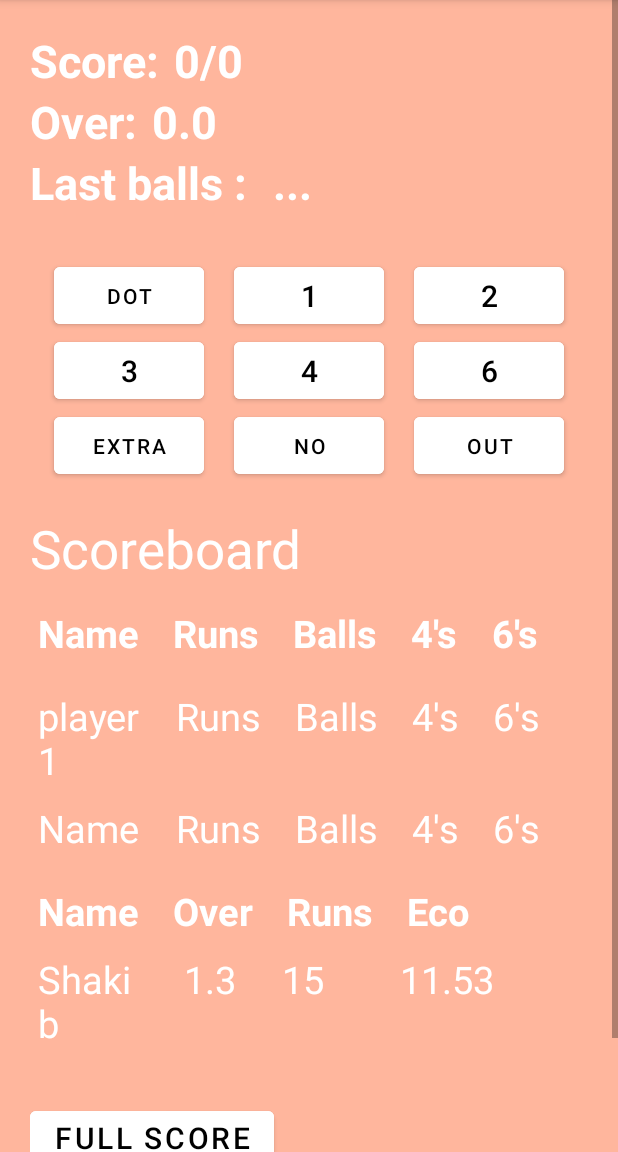
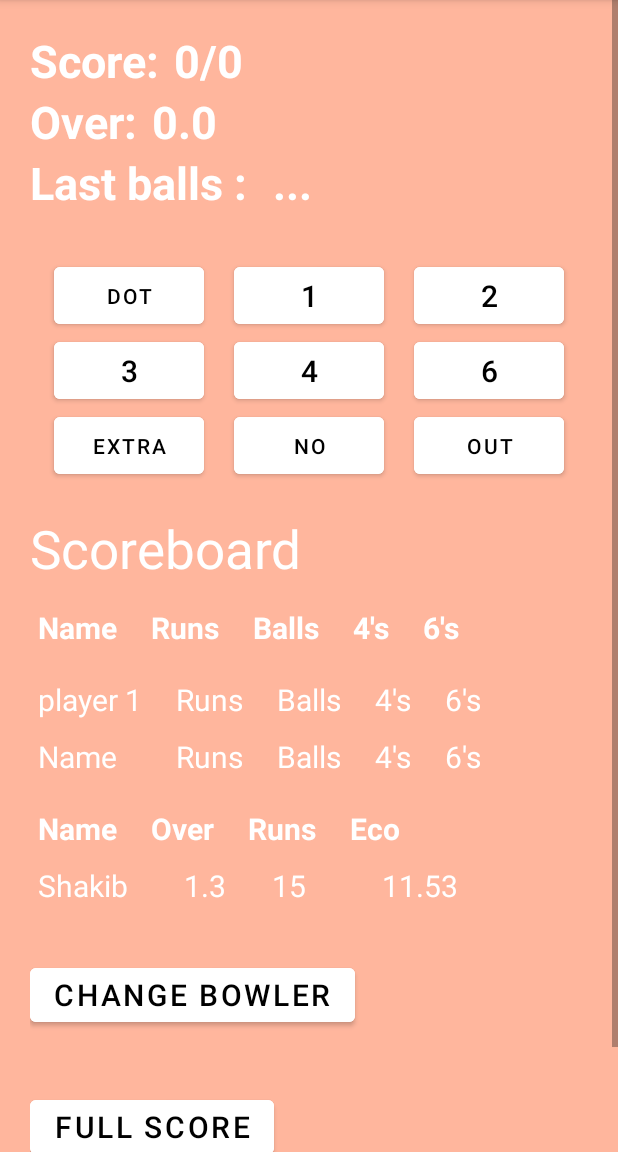
Before and after one commit to Abdulla-Al-Mued/Cricket-para, an Android app: the scoreBoard screen opened directly, with no data from a screen before it, on a phone screen of 412 x 824 dp, the part 84-1236 px from its top. Run offline under Robolectric (Android 15) with nearby library versions, the phone set to English and light mode, and no system bars.

Commit message:
ui complete

```diff
--- a/app/src/main/java/com/example/cricketpara/scoreBoard.java
+++ b/app/src/main/java/com/example/cricketpara/scoreBoard.java
@@ -2,13 +2,30 @@ package com.example.cricketpara;
 
 import androidx.appcompat.app.AppCompatActivity;
 
+import android.content.Intent;
 import android.os.Bundle;
+import android.view.View;
+import android.widget.Button;
 
 public class scoreBoard extends AppCompatActivity {
+
+    Button full_score;
 
     @Override
     protected void onCreate(Bundle savedInstanceState) {
         super.onCreate(savedInstanceState);
         setContentView(R.layout.activity_score_boad);
+
+        full_score = findViewById(R.id.full_score);
+
+
+        full_score.setOnClickListener(new View.OnClickListener() {
+            @Override
+            public void onClick(View view) {
+                startActivity(new Intent(getApplicationContext(), fullScore.class));
+            }
+        });
+
+
     }
 }
--- a/app/src/main/res/layout/activity_main.xml
+++ b/app/src/main/res/layout/activity_main.xml
@@ -1,4 +1,3 @@
-<?xml version="1.0" encoding="utf-8"?>
 <androidx.appcompat.widget.LinearLayoutCompat xmlns:android="http://schemas.android.com/apk/res/android"
     xmlns:app="http://schemas.android.com/apk/res-auto"
     xmlns:tools="http://schemas.android.com/tools"
@@ -16,6 +15,7 @@
         >
 
         <Button
+            android:id="@+id/new_match"
             android:layout_width="200dp"
             android:layout_height="50dp"
             android:backgroundTint="@color/white"
--- a/app/src/main/res/layout/activity_score_boad.xml
+++ b/app/src/main/res/layout/activity_score_boad.xml
@@ -270,236 +270,220 @@
         <LinearLayout
             android:layout_width="match_parent"
             android:layout_height="wrap_content"
-            android:orientation="vertical"
             android:layout_marginTop="20dp"
-            >
+            android:orientation="vertical">
+
             <TextView
                 android:layout_width="match_parent"
                 android:layout_height="wrap_content"
                 android:text="Scoreboard"
-                android:textSize="35sp"
                 android:textColor="@color/white"
-                />
+                android:textSize="35sp" />
+
             <LinearLayout
                 android:layout_width="match_parent"
                 android:layout_height="wrap_content"
-                android:orientation="horizontal"
                 android:layout_marginTop="10dp"
-                >
+                android:orientation="horizontal">
+
                 <TextView
-                    android:textStyle="bold"
                     android:layout_width="wrap_content"
                     android:layout_height="wrap_content"
+                    android:padding="5dp"
                     android:text="Name"
                     android:textColor="@color/white"
-                    android:textSize="25sp"
-                    android:padding="5dp"
-                    />
+                    android:textSize="20sp"
+                    android:textStyle="bold" />
 
                 <TextView
-                    android:textStyle="bold"
-                    android:layout_marginLeft="12dp"
                     android:layout_width="wrap_content"
                     android:layout_height="wrap_content"
+                    android:layout_marginLeft="12dp"
+                    android:padding="5dp"
                     android:text="Runs"
                     android:textColor="@color/white"
-                    android:textSize="25sp"
-                    android:padding="5dp"
-                    />
+                    android:textSize="20sp"
+                    android:textStyle="bold" />
+
                 <TextView
-                    android:textStyle="bold"
-                    android:layout_marginLeft="12dp"
                     android:layout_width="wrap_content"
                     android:layout_height="wrap_content"
+                    android:layout_marginLeft="12dp"
+                    android:padding="5dp"
                     android:text="Balls"
                     android:textColor="@color/white"
-                    android:textSize="25sp"
-                    android:padding="5dp"
-                    />
+                    android:textSize="20sp"
+                    android:textStyle="bold" />
 
                 <TextView
-                    android:textStyle="bold"
-                    android:layout_marginLeft="12dp"
                     android:layout_width="wrap_content"
                     android:layout_height="wrap_content"
+                    android:layout_marginLeft="12dp"
+                    android:padding="5dp"
                     android:text="4's"
                     android:textColor="@color/white"
-                    android:textSize="25sp"
-                    android:padding="5dp"
-                    />
+                    android:textSize="20sp"
+                    android:textStyle="bold" />
 
                 <TextView
-                    android:textStyle="bold"
-                    android:layout_marginLeft="12dp"
                     android:layout_width="wrap_content"
                     android:layout_height="wrap_content"
+                    android:layout_marginLeft="12dp"
+                    android:padding="5dp"
                     android:text="6's"
                     android:textColor="@color/white"
-                    android:textSize="25sp"
-                    android:padding="5dp"
-                    />
+                    android:textSize="20sp"
+                    android:textStyle="bold" />
 
             </LinearLayout>
 
             <LinearLayout
                 android:layout_width="match_parent"
                 android:layout_height="wrap_content"
-                android:orientation="horizontal"
                 android:layout_marginTop="10dp"
-                >
+                android:orientation="horizontal">
+
                 <TextView
                     android:layout_width="80dp"
                     android:layout_height="wrap_content"
+                    android:padding="5dp"
                     android:text="player 1"
                     android:textColor="@color/white"
-                    android:textSize="25sp"
-                    android:padding="5dp"
-                    />
+                    android:textSize="20sp" />
 
                 <TextView
-                    android:layout_marginLeft="12dp"
                     android:layout_width="wrap_content"
                     android:layout_height="wrap_content"
+                    android:layout_marginLeft="12dp"
+                    android:padding="5dp"
                     android:text="Runs"
                     android:textColor="@color/white"
-                    android:textSize="25sp"
-                    android:padding="5dp"
-                    />
+                    android:textSize="20sp" />
+
                 <TextView
-                    android:layout_marginLeft="12dp"
                     android:layout_width="wrap_content"
                     android:layout_height="wrap_content"
+                    android:layout_marginLeft="12dp"
+                    android:padding="5dp"
                     android:text="Balls"
                     android:textColor="@color/white"
-                    android:textSize="25sp"
-                    android:padding="5dp"
-                    />
+                    android:textSize="20sp" />
 
                 <TextView
-                    android:layout_marginLeft="12dp"
                     android:layout_width="wrap_content"
                     android:layout_height="wrap_content"
+                    android:layout_marginLeft="12dp"
+                    android:padding="5dp"
                     android:text="4's"
                     android:textColor="@color/white"
-                    android:textSize="25sp"
-                    android:padding="5dp"
-                    />
+                    android:textSize="20sp" />
 
                 <TextView
-                    android:layout_marginLeft="12dp"
                     android:layout_width="wrap_content"
                     android:layout_height="wrap_content"
+                    android:layout_marginLeft="12dp"
+                    android:padding="5dp"
                     android:text="6's"
                     android:textColor="@color/white"
-                    android:textSize="25sp"
-                    android:padding="5dp"
-                    />
+                    android:textSize="20sp" />
 
             </LinearLayout>
 
             <LinearLayout
                 android:layout_width="match_parent"
                 android:layout_height="wrap_content"
-                android:orientation="horizontal"
-                >
+                android:orientation="horizontal">
+
                 <TextView
                     android:layout_width="80dp"
                     android:layout_height="wrap_content"
+                    android:padding="5dp"
                     android:text="Name"
                     android:textColor="@color/white"
-                    android:textSize="25sp"
-                    android:padding="5dp"
-                    />
+                    android:textSize="20sp" />
 
                 <TextView
-                    android:layout_marginLeft="12dp"
                     android:layout_width="wrap_content"
                     android:layout_height="wrap_content"
+                    android:layout_marginLeft="12dp"
+                    android:padding="5dp"
                     android:text="Runs"
                     android:textColor="@color/white"
-                    android:textSize="25sp"
-                    android:padding="5dp"
-                    />
+                    android:textSize="20sp" />
+
                 <TextView
-                    android:layout_marginLeft="12dp"
                     android:layout_width="wrap_content"
                     android:layout_height="wrap_content"
+                    android:layout_marginLeft="12dp"
+                    android:padding="5dp"
                     android:text="Balls"
                     android:textColor="@color/white"
-                    android:textSize="25sp"
-                    android:padding="5dp"
-                    />
+                    android:textSize="20sp" />
 
                 <TextView
-                    android:layout_marginLeft="12dp"
                     android:layout_width="wrap_content"
                     android:layout_height="wrap_content"
+                    android:layout_marginLeft="12dp"
+                    android:padding="5dp"
                     android:text="4's"
                     android:textColor="@color/white"
-                    android:textSize="25sp"
-                    android:padding="5dp"
-                    />
+                    android:textSize="20sp" />
 
                 <TextView
-                    android:layout_marginLeft="12dp"
                     android:layout_width="wrap_content"
                     android:layout_height="wrap_content"
+                    android:layout_marginLeft="12dp"
+                    android:padding="5dp"
                     android:text="6's"
                     android:textColor="@color/white"
-                    android:textSize="25sp"
-                    android:padding="5dp"
-                    />
+                    android:textSize="20sp" />
 
             </LinearLayout>
 
             <LinearLayout
                 android:layout_width="match_parent"
                 android:layout_height="wrap_content"
-                android:orientation="horizontal"
                 android:layout_marginTop="10dp"
-                >
+                android:orientation="horizontal">
+
                 <TextView
-                    android:textStyle="bold"
                     android:layout_width="wrap_content"
                     android:layout_height="wrap_content"
+                    android:padding="5dp"
                     android:text="Name"
                     android:textColor="@color/white"
-                    android:textSize="25sp"
-                    android:padding="5dp"
-                    />
+                    android:textSize="20sp"
+                    android:textStyle="bold" />
 
                 <TextView
-                    android:textStyle="bold"
-                    android:layout_marginLeft="12dp"
                     android:layout_width="wrap_content"
                     android:layout_height="wrap_content"
+                    android:layout_marginLeft="12dp"
+                    android:padding="5dp"
                     android:text="Over"
                     android:textColor="@color/white"
-                    android:textSize="25sp"
-                    android:padding="5dp"
-                    />
+                    android:textSize="20sp"
+                    android:textStyle="bold" />
+
                 <TextView
-                    android:textStyle="bold"
-                    android:layout_marginLeft="12dp"
                     android:layout_width="wrap_content"
                     android:layout_height="wrap_content"
+                    android:layout_marginLeft="12dp"
+                    android:padding="5dp"
                     android:text="Runs"
                     android:textColor="@color/white"
-                    android:textSize="25sp"
-                    android:padding="5dp"
-                    />
+                    android:textSize="20sp"
+                    android:textStyle="bold" />
 
                 <TextView
-                    android:textStyle="bold"
-                    android:layout_marginLeft="12dp"
                     android:layout_width="wrap_content"
                     android:layout_height="wrap_content"
+                    android:layout_marginLeft="12dp"
+                    android:padding="5dp"
                     android:text="Eco"
                     android:textColor="@color/white"
-                    android:textSize="25sp"
-                    android:padding="5dp"
-                    />
-
+                    android:textSize="20sp"
+                    android:textStyle="bold" />
 
 
             </LinearLayout>
@@ -507,57 +491,68 @@
             <LinearLayout
                 android:layout_width="match_parent"
                 android:layout_height="wrap_content"
-                android:orientation="horizontal"
-                >
+                android:orientation="horizontal">
+
                 <TextView
                     android:layout_width="85dp"
                     android:layout_height="wrap_content"
+                    android:padding="5dp"
                     android:text="Shakib"
                     android:textColor="@color/white"
-                    android:textSize="25sp"
-                    android:padding="5dp"
-                    />
+                    android:textSize="20sp" />
 
                 <TextView
-                    android:layout_marginLeft="12dp"
                     android:layout_width="wrap_content"
                     android:layout_height="wrap_content"
+                    android:layout_marginLeft="12dp"
+                    android:padding="5dp"
                     android:text="1.3"
                     android:textColor="@color/white"
-                    android:textSize="25sp"
-                    android:padding="5dp"
-                    />
+                    android:textSize="20sp" />
+
                 <TextView
-                    android:layout_marginLeft="20dp"
                     android:layout_width="wrap_content"
                     android:layout_height="wrap_content"
+                    android:layout_marginLeft="20dp"
+                    android:padding="5dp"
                     android:text="15"
                     android:textColor="@color/white"
-                    android:textSize="25sp"
-                    android:padding="5dp"
-                    />
+                    android:textSize="20sp" />
 
                 <TextView
-                    android:layout_marginLeft="40dp"
                     android:layout_width="wrap_content"
                     android:layout_height="wrap_content"
+                    android:layout_marginLeft="40dp"
+                    android:padding="5dp"
                     android:text="11.53"
                     android:textColor="@color/white"
-                    android:textSize="25sp"
-                    android:padding="5dp"
-                    />
+                    android:textSize="20sp" />
 
             </LinearLayout>
 
             <Button
-                android:layout_marginBottom="50dp"
-                android:layout_marginTop="30dp"
+                android:id="@+id/change_bower"
                 android:layout_width="wrap_content"
                 android:layout_height="wrap_content"
+                android:layout_marginTop="30dp"
+                android:layout_marginBottom="10dp"
                 android:backgroundTint="@color/white"
+                android:text="Change Bowler"
+                android:textColor="@color/black"
                 android:textSize="20sp"
+
+                />
+
+            <Button
+                android:id="@+id/full_score"
+                android:layout_width="wrap_content"
+                android:layout_height="wrap_content"
+                android:layout_marginTop="30dp"
+                android:layout_marginBottom="50dp"
+                android:backgroundTint="@color/white"
+                android:text="full score"
                 android:textColor="@color/black"
-                android:text="full score"
+                android:textSize="20sp"
 
                 />
 
```
Also changed, not shown: app/src/main/java/com/example/cricketpara/MainActivity.java (+15 -0 lines), app/src/main/res/layout/activity_full_score.xml (+33 -33 lines).
